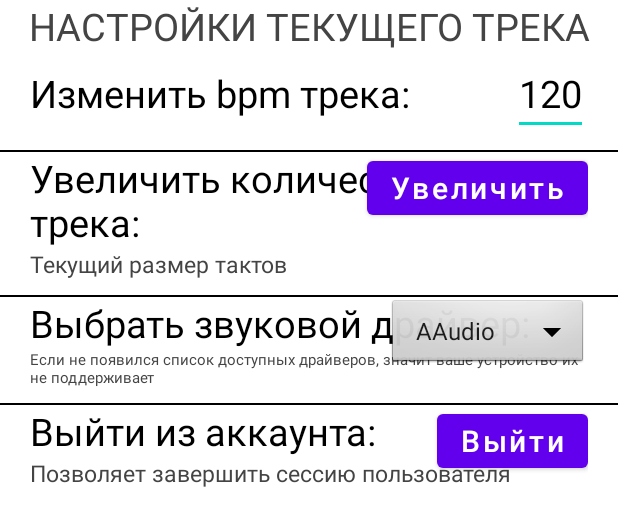
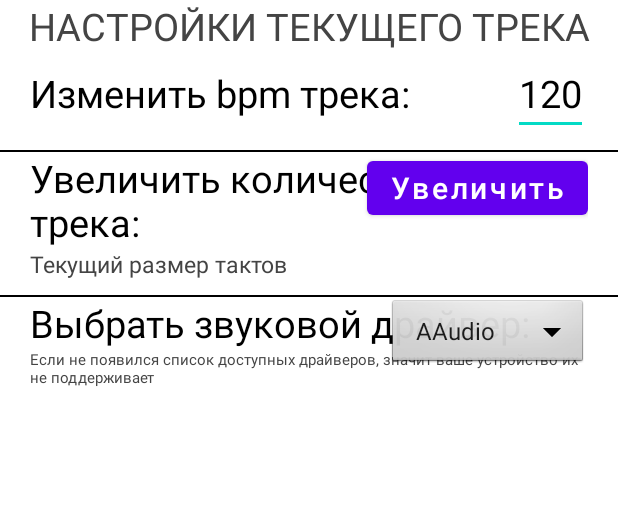
Before and after one commit to Riobener/AudioStudio, an Android app: the layout settings.xml on its own in the app's theme, with its tools: preview values and no code run, on a phone screen of 412 x 824 dp. Shown: the top 526 px of the screen. Run offline under Robolectric (Android 15) with nearby library versions, the phone set to English and light mode, and no system bars.

Commit message:
New bug fixes.

```diff
--- a/app/src/main/java/com/riobener/audiostudio/MainActivity.java
+++ b/app/src/main/java/com/riobener/audiostudio/MainActivity.java
@@ -283,7 +283,7 @@ public class MainActivity extends Activity implements PianoTouchListener {
         initInstrumentNameChanger();
         initMuteButtons();
         initThread();
-        exitIntent = new Intent(MainActivity.this,LoginActivity.class);
+        /*exitIntent = new Intent(MainActivity.this,LoginActivity.class);
         exitFromAccount = findViewById(R.id.exitFromAccount);
         exitFromAccount.setOnClickListener(new View.OnClickListener() {
             @Override
@@ -292,7 +292,7 @@ public class MainActivity extends Activity implements PianoTouchListener {
                 startActivity(exitIntent);
                 finish();
             }
-        });
+        });*/
         initFullScreen();
 
     }
--- a/app/src/main/res/layout/settings.xml
+++ b/app/src/main/res/layout/settings.xml
@@ -156,12 +156,12 @@
             </RelativeLayout>
 
         </LinearLayout>
-        <View
+        <!--<View
             android:layout_marginTop="10dp"
             android:background="@drawable/bottom_line"
             android:layout_width="match_parent"
-            android:layout_height="2px"></View>
-        <LinearLayout
+            android:layout_height="2px"></View>-->
+        <!--<LinearLayout
             android:layout_marginRight="20dp"
             android:layout_marginLeft="20dp"
             android:orientation="horizontal"
@@ -197,7 +197,7 @@
                     android:text="Выйти"></Button>
             </RelativeLayout>
 
-        </LinearLayout>
+        </LinearLayout>-->
     </LinearLayout>
     </ScrollView>
 </FrameLayout>
```
Also changed, not shown: app/src/main/AndroidManifest.xml (+4 -4 lines).
